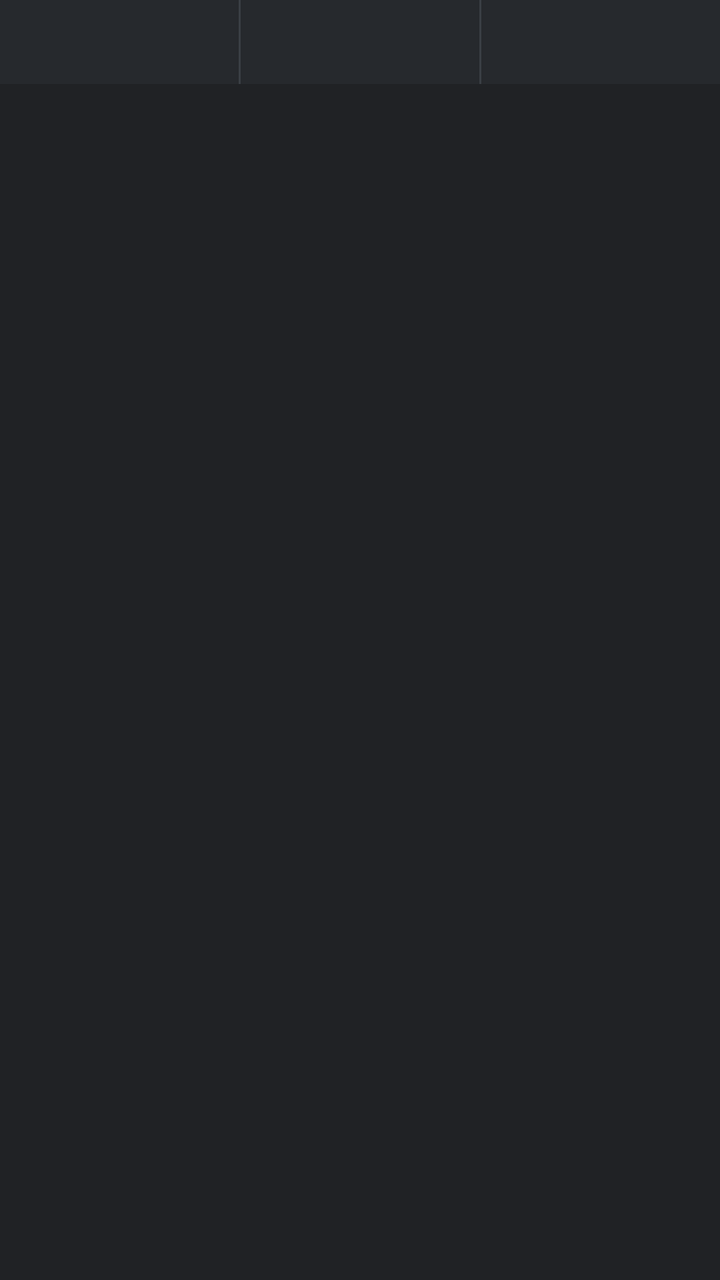
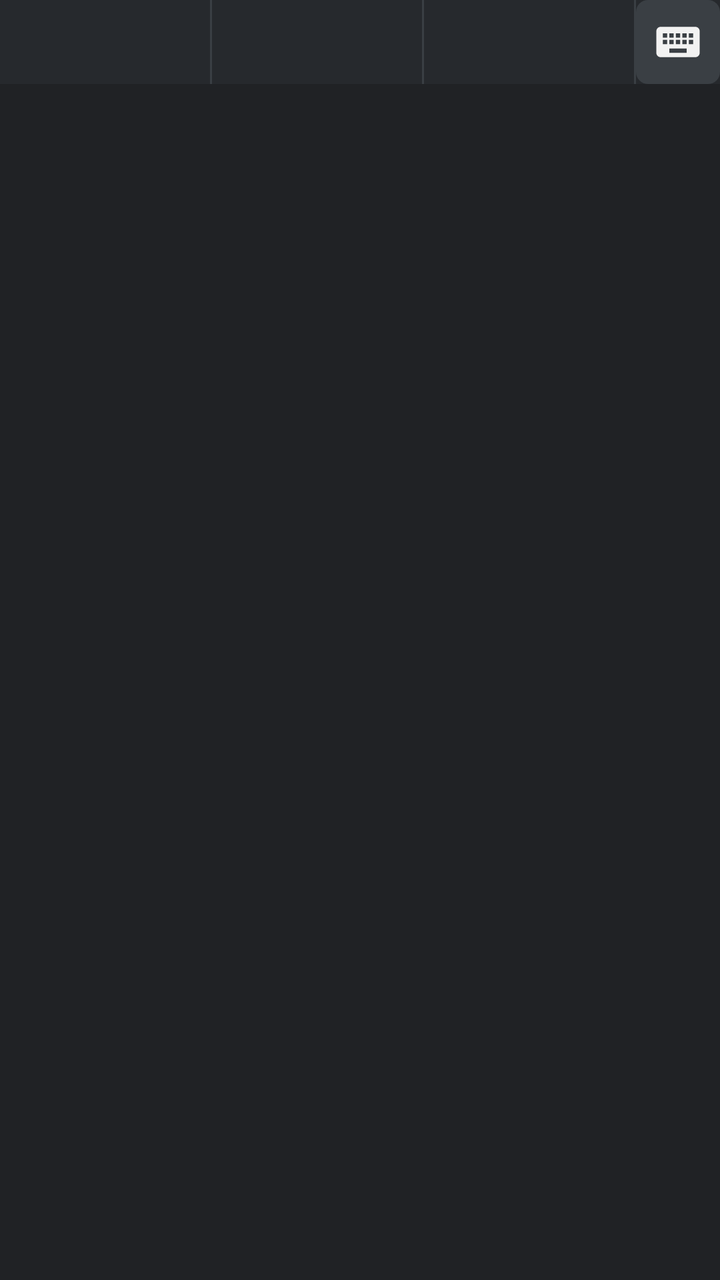

The first picture is an Android layout as it rendered before a commit; the second is the same layout after the commit. The layout source and the unified diff follow.
<!-- AndroidManifest.xml: application theme Theme.RoEnKeyboard -->
<!-- res/layout/keyboard_container.xml -->
<?xml version="1.0" encoding="utf-8"?>
<LinearLayout xmlns:android="http://schemas.android.com/apk/res/android"
    android:layout_width="match_parent"
    android:layout_height="wrap_content"
    android:orientation="vertical"
    android:background="@color/keyboard_bg">

    <LinearLayout
        android:id="@+id/candidateBar"
        android:layout_width="match_parent"
        android:layout_height="@dimen/candidate_bar_height"
        android:orientation="horizontal"
        android:background="@color/candidate_bg"
        android:weightSum="3">

        <TextView
            android:id="@+id/candidate0"
            android:layout_width="0dp"
            android:layout_height="match_parent"
            android:layout_weight="1"
            android:gravity="center"
            android:textColor="@color/candidate_text"
            android:textSize="15sp"
            android:singleLine="true"
            android:ellipsize="end"
            android:padding="4dp" />

        <View android:layout_width="1dp" android:layout_height="match_parent" android:background="#3A3F44" />

        <TextView
            android:id="@+id/candidate1"
            android:layout_width="0dp"
            android:layout_height="match_parent"
            android:layout_weight="1"
            android:gravity="center"
            android:textColor="@color/candidate_text_best"
            android:textSize="16sp"
            android:textStyle="bold"
            android:singleLine="true"
            android:ellipsize="end"
            android:padding="4dp" />

        <View android:layout_width="1dp" android:layout_height="match_parent" android:background="#3A3F44" />

        <TextView
            android:id="@+id/candidate2"
            android:layout_width="0dp"
            android:layout_height="match_parent"
            android:layout_weight="1"
            android:gravity="center"
            android:textColor="@color/candidate_text"
            android:textSize="15sp"
            android:singleLine="true"
            android:ellipsize="end"
            android:padding="4dp" />

    </LinearLayout>

    <android.inputmethodservice.KeyboardView
        android:id="@+id/keyboardView"
        android:layout_width="match_parent"
        android:layout_height="wrap_content"
        android:background="@color/keyboard_bg"
        android:keyBackground="@drawable/key_bg"
        android:keyTextColor="@color/key_text"
        android:keyTextSize="20sp"
        android:labelTextSize="14sp"
        android:popupLayout="@layout/popup_keyboard"
        android:shadowColor="#00000000"
        android:shadowRadius="0" />

</LinearLayout>
<!-- res/layout/popup_keyboard.xml (included above) -->
<?xml version="1.0" encoding="utf-8"?>
<android.inputmethodservice.KeyboardView xmlns:android="http://schemas.android.com/apk/res/android"
    android:id="@+id/popupKeyboardView"
    android:layout_width="wrap_content"
    android:layout_height="wrap_content"
    android:background="@color/key_bg_special"
    android:keyBackground="@drawable/key_bg"
    android:keyTextColor="@color/key_text"
    android:keyTextSize="18sp" />
<!-- resources referenced by this layout -->
<resources>
  <color name="candidate_bg">#26292D</color>
  <color name="candidate_text">#E8E8E8</color>
  <color name="candidate_text_best">#7EC8E3</color>
  <color name="key_bg_special">#2C2F33</color>
  <color name="key_text">#F2F2F2</color>
  <color name="keyboard_bg">#202225</color>
  <dimen name="candidate_bar_height">42dp</dimen>
  <!-- drawable key_bg (drawable) -->
  <?xml version="1.0" encoding="utf-8"?>
  <selector xmlns:android="http://schemas.android.com/apk/res/android">
      <item android:state_pressed="true">
          <shape android:shape="rectangle">
              <solid android:color="@color/key_bg_pressed" />
              <corners android:radius="6dp" />
          </shape>
      </item>
      <item>
          <shape android:shape="rectangle">
              <solid android:color="@color/key_bg" />
              <corners android:radius="6dp" />
          </shape>
      </item>
  </selector>
  <style name="Theme.RoEnKeyboard" parent="Theme.MaterialComponents.DayNight.NoActionBar">
          <item name="colorPrimary">@color/accent</item>
          <item name="android:windowBackground">@color/keyboard_bg</item>
      </style>
  <color name="key_bg_pressed">#565C63</color>
  <color name="key_bg">#3A3F44</color>
  <color name="accent">#4C8BF5</color>
</resources>

<!-- the commit's change to res/layout/keyboard_container.xml (unified diff, before → after) -->
@@ -5,12 +5,35 @@
     android:orientation="vertical"
     android:background="@color/keyboard_bg">
 
+    <include layout="@layout/candidates_bar" />
+
+    <android.inputmethodservice.KeyboardView
+        android:id="@+id/keyboardView"
+        android:layout_width="match_parent"
+        android:layout_height="wrap_content"
+        android:background="@color/keyboard_bg"
+        android:keyBackground="@drawable/key_bg"
+        android:keyTextColor="@color/key_text"
+        android:keyTextSize="20sp"
+        android:labelTextSize="14sp"
+        android:popupLayout="@layout/popup_keyboard"
+        android:shadowColor="#00000000"
+        android:shadowRadius="0" />
+
+</LinearLayout>
+<!-- res/layout/candidates_bar.xml (included above) -->
+<?xml version="1.0" encoding="utf-8"?>
+<LinearLayout xmlns:android="http://schemas.android.com/apk/res/android"
+    android:layout_width="match_parent"
+    android:layout_height="@dimen/candidate_bar_height"
+    android:orientation="horizontal"
+    android:background="@color/candidate_bg">
+
     <LinearLayout
-        android:id="@+id/candidateBar"
-        android:layout_width="match_parent"
-        android:layout_height="@dimen/candidate_bar_height"
+        android:layout_width="0dp"
+        android:layout_height="match_parent"
+        android:layout_weight="1"
         android:orientation="horizontal"
-        android:background="@color/candidate_bg"
         android:weightSum="3">
 
         <TextView
@@ -56,18 +79,17 @@
 
     </LinearLayout>
 
-    <android.inputmethodservice.KeyboardView
-        android:id="@+id/keyboardView"
-        android:layout_width="match_parent"
-        android:layout_height="wrap_content"
-        android:background="@color/keyboard_bg"
-        android:keyBackground="@drawable/key_bg"
-        android:keyTextColor="@color/key_text"
-        android:keyTextSize="20sp"
-        android:labelTextSize="14sp"
-        android:popupLayout="@layout/popup_keyboard"
-        android:shadowColor="#00000000"
-        android:shadowRadius="0" />
+    <View android:layout_width="1dp" android:layout_height="match_parent" android:background="#3A3F44" />
+
+    <ImageButton
+        android:id="@+id/btnToggleKeyboard"
+        android:layout_width="@dimen/candidate_bar_height"
+        android:layout_height="match_parent"
+        android:background="@drawable/key_bg"
+        android:src="@drawable/ic_keyboard"
+        android:contentDescription="@string/toggle_keyboard"
+        android:padding="8dp"
+        android:scaleType="fitCenter" />
 
 </LinearLayout>
 <!-- res/layout/popup_keyboard.xml (included above) -->
<!-- resource entries referenced after the edit -->
@@ -7,6 +7,18 @@
   <color name="key_text">#F2F2F2</color>
   <color name="keyboard_bg">#202225</color>
   <dimen name="candidate_bar_height">42dp</dimen>
+  <!-- drawable ic_keyboard (drawable) -->
+  <?xml version="1.0" encoding="utf-8"?>
+  <vector xmlns:android="http://schemas.android.com/apk/res/android"
+      android:width="24dp"
+      android:height="24dp"
+      android:viewportWidth="24"
+      android:viewportHeight="24"
+      android:tint="#F2F2F2">
+      <path
+          android:fillColor="@android:color/white"
+          android:pathData="M20,5H4c-1.1,0 -1.99,0.9 -1.99,2L2,17c0,1.1 0.9,2 2,2h16c1.1,0 2,-0.9 2,-2V7c0,-1.1 -0.9,-2 -2,-2zM11,8h2v2h-2L11,8zM11,11h2v2h-2v-2zM8,8h2v2H8V8zM8,11h2v2H8v-2zM7,13H5v-2h2v2zM7,10H5V8h2v2zM16,17H8v-2h8v2zM16,13h-2v-2h2v2zM16,10h-2V8h2v2zM19,13h-2v-2h2v2zM19,10h-2V8h2v2z" />
+  </vector>
   <!-- drawable key_bg (drawable) -->
   <?xml version="1.0" encoding="utf-8"?>
   <selector xmlns:android="http://schemas.android.com/apk/res/android">
@@ -23,6 +35,7 @@
           </shape>
       </item>
   </selector>
+  <string name="toggle_keyboard">Show/hide keyboard</string>
   <style name="Theme.RoEnKeyboard" parent="Theme.MaterialComponents.DayNight.NoActionBar">
           <item name="colorPrimary">@color/accent</item>
           <item name="android:windowBackground">@color/keyboard_bg</item>
